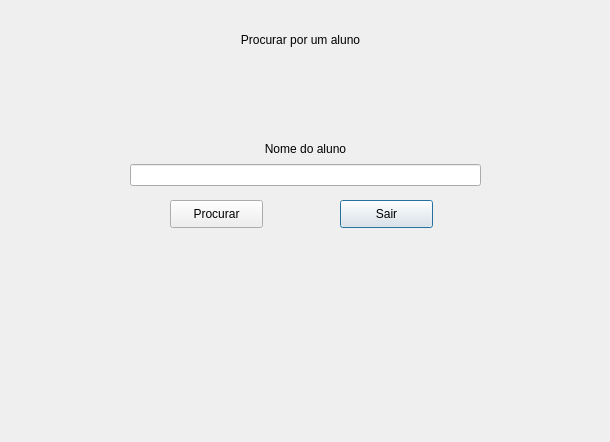
Old version of the form ProjetoFinal/imprimiraluno.ui in the repository Fernando-maruba/Trabalho-Final-POO.
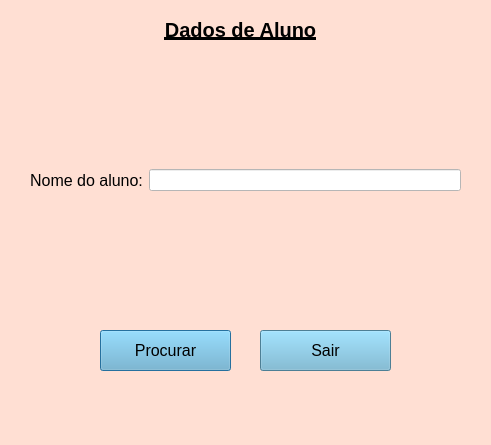
New version of the form.

The edit to the form file:
```diff
--- a/ProjetoFinal/imprimiraluno.ui
+++ b/ProjetoFinal/imprimiraluno.ui
@@ -6,22 +6,30 @@
    <rect>
     <x>0</x>
     <y>0</y>
-    <width>610</width>
-    <height>442</height>
+    <width>491</width>
+    <height>445</height>
    </rect>
   </property>
   <property name="windowTitle">
    <string>Dialog</string>
   </property>
+  <property name="styleSheet">
+   <string notr="true">background-color:#FFDFD3</string>
+  </property>
   <widget class="QPushButton" name="pushButton_2">
    <property name="geometry">
     <rect>
-     <x>340</x>
-     <y>200</y>
-     <width>93</width>
-     <height>28</height>
+     <x>260</x>
+     <y>330</y>
+     <width>131</width>
+     <height>41</height>
     </rect>
    </property>
+   <property name="styleSheet">
+    <string notr="true">font-size:16px;
+box-shadow: none;
+background-color:#6CB2D1</string>
+   </property>
    <property name="text">
     <string>Sair</string>
    </property>
@@ -29,14 +37,26 @@
   <widget class="QLabel" name="label">
    <property name="geometry">
     <rect>
-     <x>130</x>
-     <y>30</y>
+     <x>70</x>
+     <y>20</y>
      <width>341</width>
      <height>20</height>
     </rect>
    </property>
+   <property name="font">
+    <font>
+     <pointsize>-1</pointsize>
+     <weight>75</weight>
+     <bold>true</bold>
+     <underline>true</underline>
+    </font>
+   </property>
+   <property name="styleSheet">
+    <string notr="true">font-size:20px;
+border-bottom:2px;</string>
+   </property>
    <property name="text">
-    <string>Procurar por um aluno</string>
+    <string>Dados de Aluno</string>
    </property>
    <property name="alignment">
     <set>Qt::AlignCenter</set>
@@ -45,30 +65,41 @@
   <widget class="QPushButton" name="pushButton">
    <property name="geometry">
     <rect>
-     <x>170</x>
-     <y>200</y>
-     <width>93</width>
-     <height>28</height>
+     <x>100</x>
+     <y>330</y>
+     <width>131</width>
+     <height>41</height>
     </rect>
    </property>
+   <property name="styleSheet">
+    <string notr="true">font-size:16px;
+box-shadow: none;
+background-color:#6CB2D1</string>
+   </property>
    <property name="text">
     <string>Procurar</string>
    </property>
+   <property name="default">
+    <bool>true</bool>
+   </property>
   </widget>
   <widget class="QWidget" name="layoutWidget_2">
    <property name="geometry">
     <rect>
-     <x>130</x>
-     <y>140</y>
-     <width>351</width>
-     <height>46</height>
+     <x>30</x>
+     <y>100</y>
+     <width>431</width>
+     <height>161</height>
     </rect>
    </property>
-   <layout class="QVBoxLayout" name="verticalLayout">
+   <layout class="QHBoxLayout" name="horizontalLayout">
     <item>
      <widget class="QLabel" name="label_2">
+      <property name="styleSheet">
+       <string notr="true">font-size:16px;</string>
+      </property>
       <property name="text">
-       <string>Nome do aluno</string>
+       <string>Nome do aluno:</string>
       </property>
       <property name="alignment">
        <set>Qt::AlignCenter</set>
@@ -83,6 +114,9 @@
       <property name="autoFillBackground">
        <bool>false</bool>
       </property>
+      <property name="styleSheet">
+       <string notr="true">background-color:white;</string>
+      </property>
       <property name="inputMask">
        <string/>
       </property>
```
Left out of the diff: 2 changed lines with no effect on the pictures.
